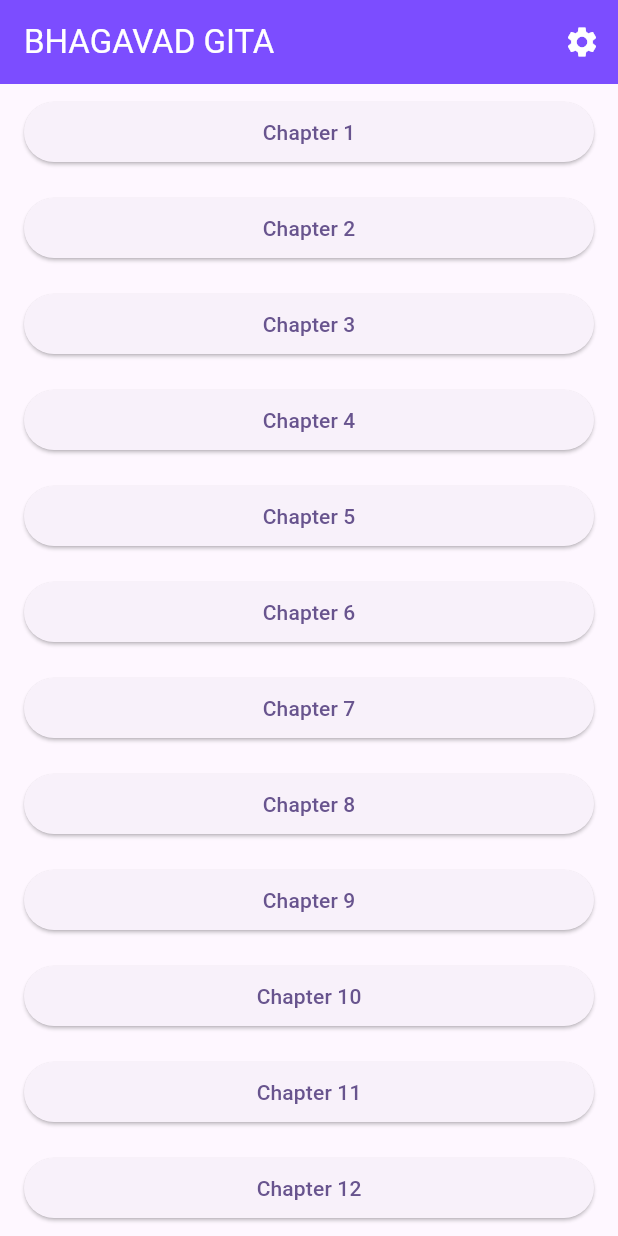
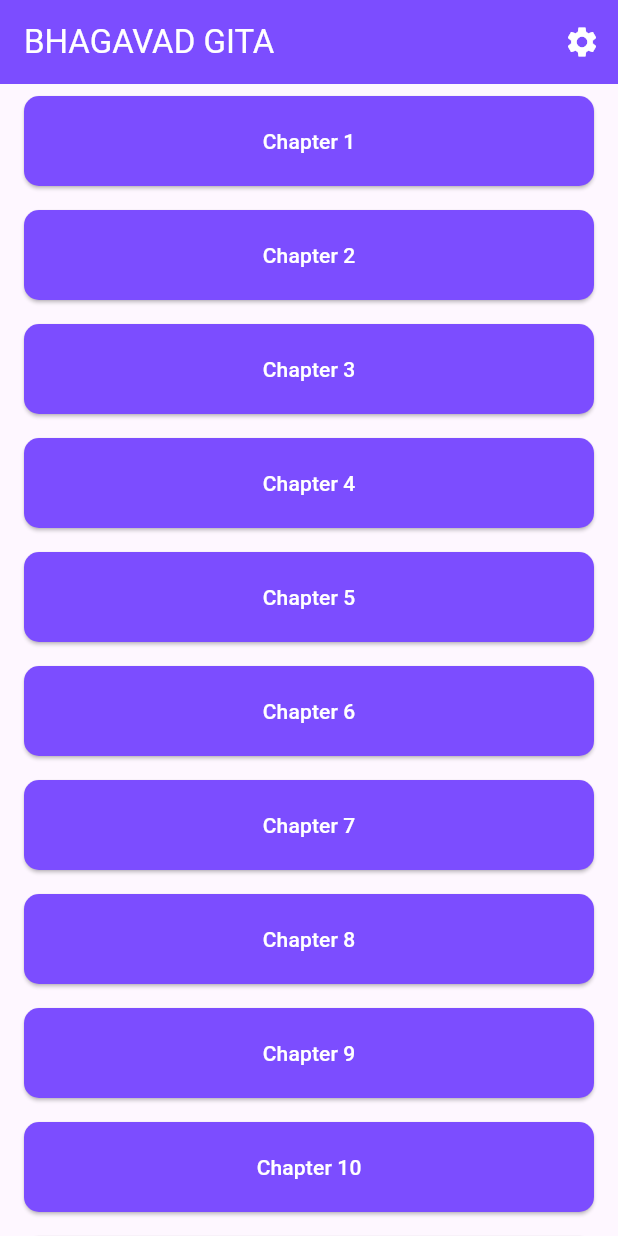
Before and after one commit to ppsspp18/Sanskrit-Recitation-App, a Flutter app: the screen it shows after launch, after a tap on "skip", after a tap on "Lets Start", on a phone screen of 412 x 824 dp. Run offline on Flutter 3.47's test engine with Material 3 defaults, Android fonts, the phone set to English and light mode, and no system bars; our stand-ins replace audioplayers, shared_preferences.

Commit message:
no change

```diff
--- a/lib/home.dart
+++ b/lib/home.dart
@@ -38,6 +38,14 @@ class _HomePageState extends State<HomePage> {
           return Padding(
             padding: const EdgeInsets.symmetric(horizontal: 16.0, vertical: 8.0),
             child: ElevatedButton(
+              style: ElevatedButton.styleFrom(
+                padding: const EdgeInsets.all(20),
+                shape: RoundedRectangleBorder(
+                  borderRadius: BorderRadius.circular(10),
+                ),
+                backgroundColor: Colors.deepPurpleAccent,
+                foregroundColor: Colors.white,
+              ),
               onPressed: () {
                 Navigator.push(
                   context,
--- a/lib/main.dart
+++ b/lib/main.dart
@@ -8,11 +8,10 @@ void main() {
 class MyApp extends StatelessWidget {
   const MyApp({super.key});
 
-  // This widget is the root of your application.
   @override
   Widget build(BuildContext context) {
     return MaterialApp(
-      title: 'Sanskrit Racitation',
+      title: 'Sanskrit Recitation',
       debugShowCheckedModeBanner: false,
       theme: ThemeData(
 
```
